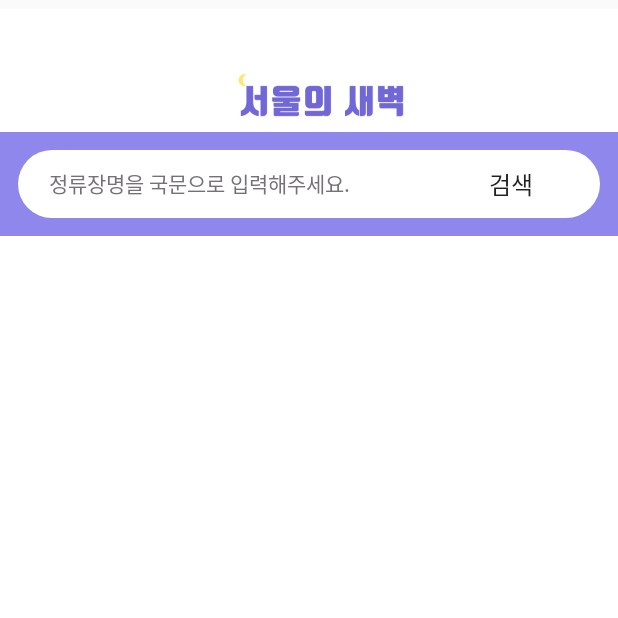
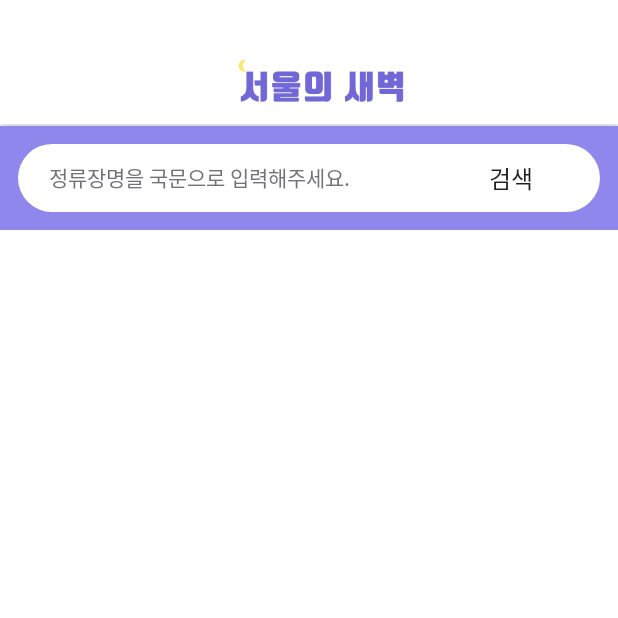
Before and after one commit to helloworld-hellohyeon/SeoulDawn, an Android app: the SearchBus screen opened directly, with no data from a screen before it, after a tap on "검색", on a phone screen of 412 x 824 dp, the top half of it. Run offline under Robolectric (Android 15) with nearby library versions, the light colour scheme and no system bars; libraries missing offline, so code that uses them is left out: kr.go.seoul.

Commit message:
Project Completion

```diff
--- a/app/src/main/java/kr/go/seouldawn/HomeComing.java
+++ b/app/src/main/java/kr/go/seouldawn/HomeComing.java
@@ -97,4 +97,10 @@ public class HomeComing extends AppCompatActivity {
 
         }
     };
+
+    @Override
+    public void onBackPressed() {
+        super.onBackPressed();
+        finish();
+    }
 }
--- a/app/src/main/java/kr/go/seouldawn/MainActivity.java
+++ b/app/src/main/java/kr/go/seouldawn/MainActivity.java
@@ -5,6 +5,7 @@ import android.os.Build;
 import android.support.v7.app.AppCompatActivity;
 import android.os.Bundle;
 import android.view.View;
+import android.view.ViewGroup;
 import android.widget.ImageButton;
 import android.widget.Toast;
 import kr.go.seoul.trafficbus.TrafficBusButtonTypeN;
--- a/app/src/main/java/kr/go/seouldawn/SearchBus.java
+++ b/app/src/main/java/kr/go/seouldawn/SearchBus.java
@@ -1,44 +1,33 @@
 package kr.go.seouldawn;
 
-import android.app.Dialog;
 import android.app.ProgressDialog;
-import android.content.DialogInterface;
-import android.content.Intent;
 import android.os.AsyncTask;
 import android.os.Bundle;
-import android.os.Handler;
-import android.os.Looper;
-import android.os.Message;
-import android.support.annotation.UiThread;
 import android.support.v7.app.AppCompatActivity;
+import android.text.InputFilter;
 import android.text.InputType;
+import android.text.Spanned;
 import android.util.Log;
 import android.view.View;
 import android.view.inputmethod.InputMethodManager;
 import android.widget.Button;
 import android.widget.EditText;
-import android.widget.LinearLayout;
 import android.widget.ListView;
-import android.widget.ProgressBar;
 import android.widget.Toast;
-
 import org.xmlpull.v1.XmlPullParser;
 import org.xmlpull.v1.XmlPullParserFactory;
-
 import java.io.InputStream;
 import java.io.InputStreamReader;
 import java.net.URL;
 import java.net.URLEncoder;
 import java.util.ArrayList;
 import java.util.HashMap;
-import java.util.Timer;
-import java.util.TimerTask;
+import java.util.regex.Pattern;
 
 public class SearchBus extends AppCompatActivity {
 
     EditText edit;
     Button search_bus;
-    ProgressDialog pb;
     String key = "w1LpendNML9NSRvEVJVRbZTbwm0ZK8bwkZiIoXsOwU0QZzhoQZmSDrRgr%2FEeqvNRWV%2F4NGpifpwT8LM1Hvu0dg%3D%3D";
     HashMap<String, String> result = new HashMap<>();
     ListView listView;
@@ -57,7 +46,7 @@ public class SearchBus extends AppCompatActivity {
         @Override
         protected void onPreExecute() {
             dialog.setProgressStyle(ProgressDialog.STYLE_SPINNER);
-            dialog.setMessage("로딩중입니다..");
+            dialog.setMessage("데이터를 불러오는 중입니다.");
             dialog.setCancelable(false);
             dialog.setCanceledOnTouchOutside(false);
             dialog.show();
@@ -80,6 +69,8 @@ public class SearchBus extends AppCompatActivity {
         @Override
         protected void onPostExecute(Void result) {
             dialog.dismiss();
+            if(check1 == 0){Toast.makeText(getApplicationContext(), "검색결과가 없습니다.", Toast.LENGTH_LONG).show(); }
+            Log.e("없는 검색어",""+check1);
             adapter.notifyDataSetChanged();
             imm.hideSoftInputFromWindow(edit.getWindowToken(), 0);
             super.onPostExecute(result);
@@ -99,6 +90,7 @@ public class SearchBus extends AppCompatActivity {
 
         listView = findViewById(R.id.stationList);
         edit = findViewById(R.id.search_key);
+       edit.setFilters(new InputFilter[]{filterKor});
         edit.setInputType (InputType. TYPE_TEXT_FLAG_NO_SUGGESTIONS);
         imm = (InputMethodManager) getSystemService(INPUT_METHOD_SERVICE);
         search_bus = findViewById(R.id.search_station);
@@ -109,7 +101,7 @@ public class SearchBus extends AppCompatActivity {
                 adapter.clear();
                 adapter.notifyDataSetChanged();
 
-                if(edit.getText().toString().equals("서울")){
+                if(edit.getText().toString().equals("서울") || edit.getText().toString().equals("초등학교")){
                     check=1;
                 }else {
                     CheckTypesTask task = new CheckTypesTask();
@@ -121,10 +113,7 @@ public class SearchBus extends AppCompatActivity {
                     edit.setText("");
                     check=0;
                 }
-                if(check1 == 0)Toast.makeText(getApplicationContext(), "검색결과가 없습니다.", Toast.LENGTH_LONG).show();
-                Log.e("없는 검색어",""+check1);
-                adapter.notifyDataSetChanged();
-                imm.hideSoftInputFromWindow(edit.getWindowToken(), 0);
+
             }
         });
         listView.setAdapter(null);
@@ -132,6 +121,16 @@ public class SearchBus extends AppCompatActivity {
 
         listView.setAdapter(adapter);
     }
+
+   public InputFilter filterKor = new InputFilter() {
+        public CharSequence filter(CharSequence source, int start, int end, Spanned dest, int dstart, int dend) {
+            Pattern ps = Pattern.compile("^[ㄱ-ㅎ가-흐]+$");
+            if (!ps.matcher(source).matches()) {
+                return "";
+            }
+            return null;
+        }
+    };
 
 
     void getXmlDataSearch() {
@@ -270,4 +269,10 @@ public class SearchBus extends AppCompatActivity {
         }
 
     } // getBusName
+
+    @Override
+    public void onBackPressed() {
+        super.onBackPressed();
+        finish();
+    }
 }
--- a/app/src/main/res/layout/activity_list_element.xml
+++ b/app/src/main/res/layout/activity_list_element.xml
@@ -18,7 +18,7 @@
             android:layout_width="wrap_content"
             android:layout_height="wrap_content"
             android:text="가게 이름"
-            android:textSize="20dp"
+            android:textSize="18dp"
             android:textColor="#000000"
             android:layout_marginLeft="10dp"
             />
--- a/app/src/main/res/layout/activity_search_bus.xml
+++ b/app/src/main/res/layout/activity_search_bus.xml
@@ -7,10 +7,15 @@
 
 
     <ImageView
+        android:id="@+id/nav"
         android:layout_width="match_parent"
-        android:layout_height="103dp"
+        android:layout_height="wrap_content"
         android:adjustViewBounds="true"
-        android:src="@drawable/nav" />
+        android:scaleType="centerCrop"
+        android:src="@drawable/nav"
+        android:layout_marginTop="-3dp"
+        />
+        />
 
     <LinearLayout
         android:layout_width="match_parent"
@@ -18,7 +23,7 @@
         android:background="#9087ed"
         android:orientation="horizontal"
         android:padding="12dp"
-        android:layout_marginTop="-15dp"
+        android:layout_marginTop="-3dp"
         >
 
         <LinearLayout
--- a/app/src/main/res/layout/activity_slide_adapter.xml
+++ b/app/src/main/res/layout/activity_slide_adapter.xml
@@ -12,7 +12,7 @@
         android:layout_width="wrap_content"
         android:layout_height="wrap_content"
         android:adjustViewBounds="true"
-        android:scaleType="fitCenter"
+        android:scaleType="centerCrop"
         android:src="@drawable/nav"
         app:layout_constraintLeft_toLeftOf="parent"
         app:layout_constraintRight_toRightOf="parent"
@@ -26,7 +26,7 @@
         app:layout_constraintBottom_toBottomOf="parent"
         app:layout_constraintLeft_toLeftOf="parent"
         app:layout_constraintRight_toRightOf="parent"
-        app:layout_constraintTop_toTopOf="parent"
+        app:layout_constraintTop_toBottomOf="@id/nav"
         app:srcCompat="@drawable/homecomingthird" />
         <!--margin이 안 먹히네...-->
 
--- a/app/src/main/res/values/colors.xml
+++ b/app/src/main/res/values/colors.xml
@@ -1,8 +1,8 @@
 <?xml version="1.0" encoding="utf-8"?>
 <resources>
-    <color name="colorPrimary">#3F51B5</color>
-    <color name="colorPrimaryDark">#303F9F</color>
-    <color name="colorAccent">#FF4081</color>
+    <color name="colorPrimary">#171718</color>
+    <color name="colorPrimaryDark">#1A1A1B</color>
+    <color name="colorAccent">#754FBB</color>
     <color name="iconclick">#f7f7f7</color>
     <color name="icon">#ffffff</color>
     <color name="colorWhite">#7167d6</color>
```
Also changed, not shown: app/src/main/java/kr/go/seouldawn/StorePage.java (+14 -3 lines), app/src/main/java/kr/go/seouldawn/StorePageList.java (+7 -3 lines), 1 other file.
